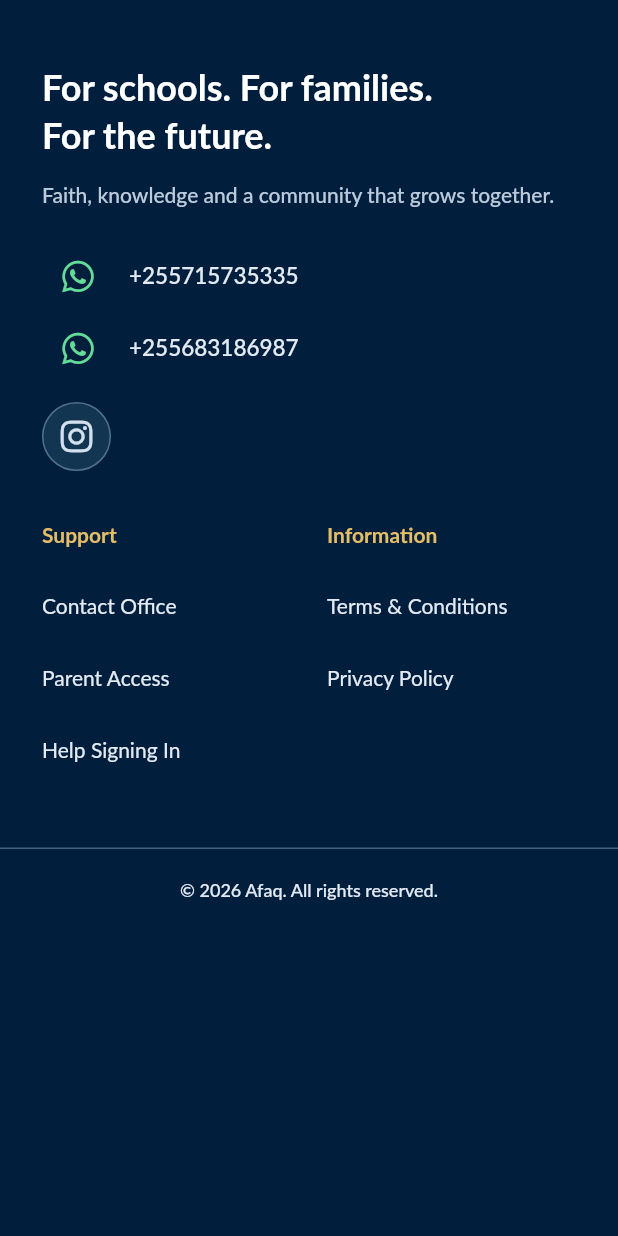
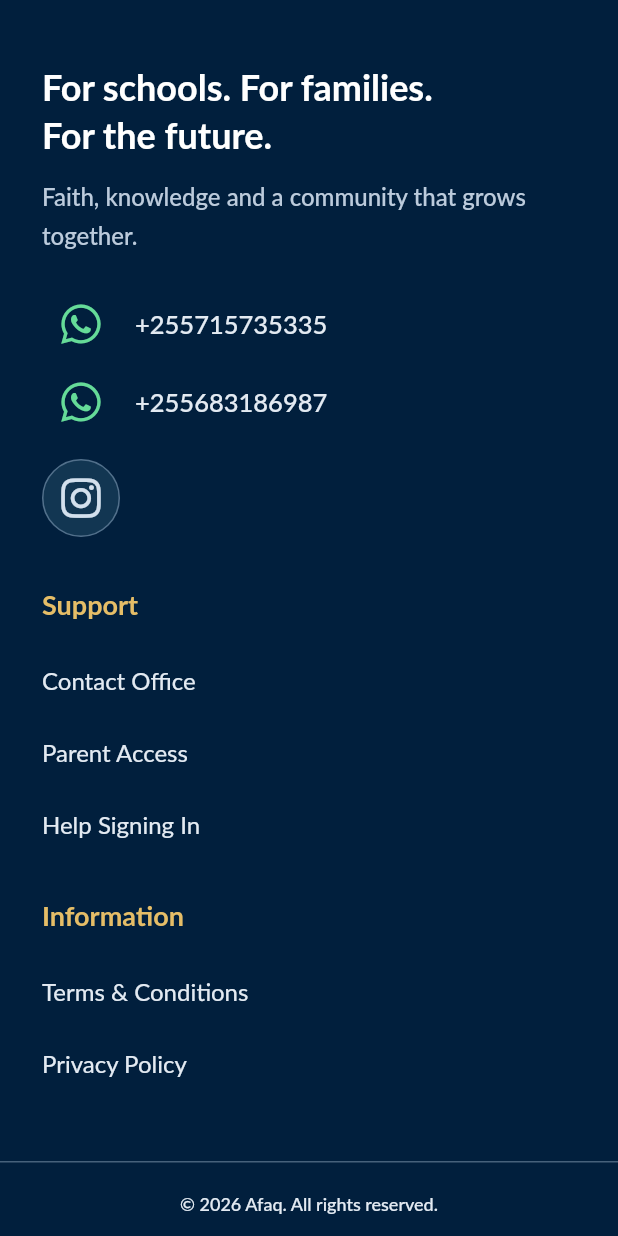
Before and after one commit to jemsi-442/madrasa, a Flutter app: the PublicSiteFooter widget shown alone on an empty page, opened directly with empty values, on a phone screen of 412 x 824 dp. Run offline on Flutter 3.47's test engine with Material 3 defaults, Android fonts, the phone set to English and light mode, and no system bars; our stand-ins replace font_awesome_flutter, video_player, web, webview_flutter; missing offline and left inert: dart:js_interop, dart:ui_web, pdfrx.

Commit message:
Improve shared public footer readability and responsive spacing

```diff
--- a/frontend/lib/src/public_site_footer.dart
+++ b/frontend/lib/src/public_site_footer.dart
@@ -23,6 +23,8 @@ class PublicSiteFooter extends StatelessWidget {
                 constraints: const BoxConstraints(maxWidth: 1160),
                 child: LayoutBuilder(
                   builder: (context, constraints) {
+                    final largeText =
+                        MediaQuery.textScalerOf(context).scale(16) >= 25;
                     const introduction = Column(
                       crossAxisAlignment: CrossAxisAlignment.start,
                       children: [
@@ -40,7 +42,7 @@ class PublicSiteFooter extends StatelessWidget {
                           'Faith, knowledge and a community that grows together.',
                           style: TextStyle(
                             color: Color(0xFFBCCBDC),
-                            fontSize: 14,
+                            fontSize: 16,
                             height: 1.6,
                           ),
                         ),
@@ -68,7 +70,7 @@ class PublicSiteFooter extends StatelessWidget {
                       ],
                       onNavigate: onNavigate,
                     );
-                    if (constraints.maxWidth >= 850) {
+                    if (constraints.maxWidth >= 1000 && !largeText) {
                       return Row(
                         crossAxisAlignment: CrossAxisAlignment.start,
                         children: [
@@ -85,7 +87,7 @@ class PublicSiteFooter extends StatelessWidget {
                       children: [
                         introduction,
                         const SizedBox(height: 32),
-                        if (constraints.maxWidth >= 250)
+                        if (constraints.maxWidth >= 480 && !largeText)
                           Row(
                             crossAxisAlignment: CrossAxisAlignment.start,
                             children: [
@@ -118,7 +120,7 @@ class _InstagramIcon extends StatelessWidget {
 
   @override
   Widget build(BuildContext context) => SizedBox.square(
-    dimension: 46,
+    dimension: 52,
     child: DecoratedBox(
       decoration: BoxDecoration(
         color: const Color(0xFF123652),
@@ -130,7 +132,7 @@ class _InstagramIcon extends StatelessWidget {
         tooltip: 'Instagram link coming soon',
         onPressed: null,
         disabledColor: Color(0xFFD3E0ED),
-        icon: FaIcon(FontAwesomeIcons.instagram, size: 24),
+        icon: FaIcon(FontAwesomeIcons.instagram, size: 30),
       ),
     ),
   );
@@ -172,9 +174,9 @@ class _WhatsAppContact extends StatelessWidget {
         onPressed: () => _openWhatsApp(context),
         style: IconButton.styleFrom(
           foregroundColor: const Color(0xFF65DB98),
-          minimumSize: const Size(46, 46),
+          minimumSize: const Size(52, 52),
         ),
-        icon: const FaIcon(FontAwesomeIcons.whatsapp, size: 24),
+        icon: const FaIcon(FontAwesomeIcons.whatsapp, size: 30),
       ),
       const SizedBox(width: 10),
       Flexible(
@@ -182,7 +184,7 @@ class _WhatsAppContact extends StatelessWidget {
           phone,
           style: const TextStyle(
             color: Color(0xFFE3EAF2),
-            fontSize: 15,
+            fontSize: 17,
             height: 1.5,
           ),
         ),
@@ -212,7 +214,7 @@ class _FooterLinks extends StatelessWidget {
           title,
           style: const TextStyle(
             color: publicHeaderAccent,
-            fontSize: 14,
+            fontSize: 18,
             fontWeight: FontWeight.w700,
           ),
         ),
@@ -225,10 +227,10 @@ class _FooterLinks extends StatelessWidget {
             foregroundColor: const Color(0xFFE3EAF2),
             alignment: Alignment.centerLeft,
             padding: const EdgeInsets.symmetric(vertical: 10),
-            minimumSize: const Size(48, 44),
+            minimumSize: const Size(48, 48),
             textStyle: const TextStyle(
               fontFamily: AfaqDesign.bodyFont,
-              fontSize: 14,
+              fontSize: 16,
               height: 1.4,
             ),
           ),
```
Also changed, not shown: 1 other file.
